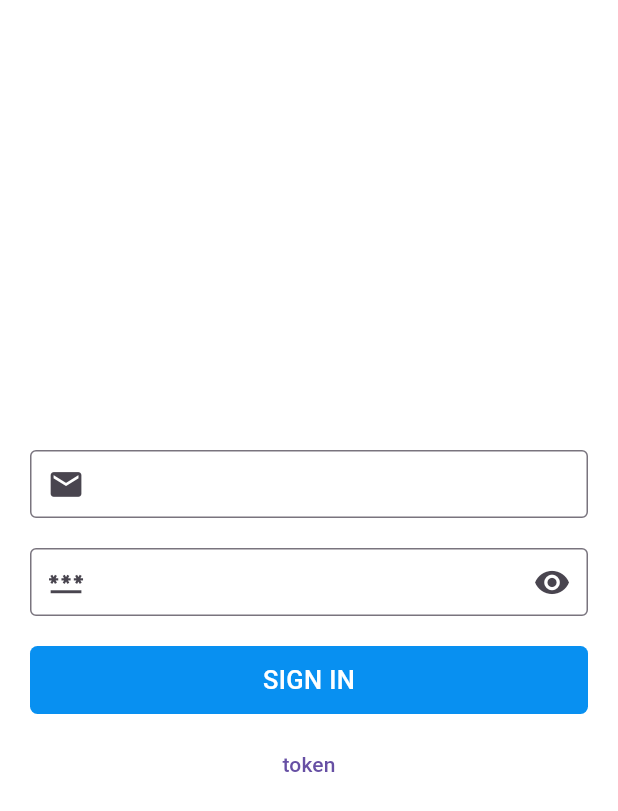
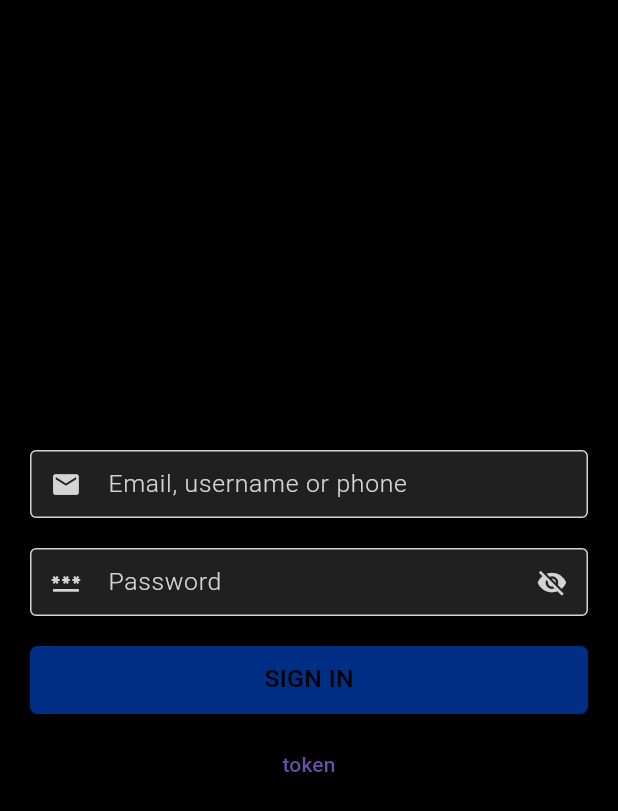
Before and after one commit to dinodtharinda/kleen-mobile-flutter, a Flutter app: the screen it shows after launch, on a phone screen of 412 x 824 dp. Shown: the top 811 px of the screen. Run offline on Flutter 3.47's test engine with Material 3 defaults, Android fonts, the phone set to English and light mode, and no system bars; our stand-ins replace cross_file, get, shared_preferences.

Commit message:
ui added new

```diff
--- a/lib/main.dart
+++ b/lib/main.dart
@@ -12,7 +12,7 @@ void main()async {
   runApp(
     MaterialApp(
       debugShowCheckedModeBanner: false,
-      theme: AppThemes.lightTheme,
+      theme: AppThemes.darkTheme,
       home: const SignInScreen(),
     ),
   );
--- a/lib/utils/constant/dimensions.dart
+++ b/lib/utils/constant/dimensions.dart
@@ -24,7 +24,19 @@ class Dimensions {
   static const double RADIUS_EXTRA_LARGE = 20.0;
 
 
-  static double r_iconSize(BuildContext context){
-    return MediaQuery.of(context).size.width * 0.06;
+  static double R_ICON_SIZE(BuildContext context){
+    return MediaQuery.of(context).size.width * 0.05;
   }
+
+    static double R_FONT_SIZE_DEFAULT(BuildContext context){
+    return MediaQuery.of(context).size.width * 0.04;
+  }
+
+
+  static const FontWeight FONT_WEIGHT_EXTASMALL = FontWeight.w200;
+  static const FontWeight FONT_WEIGHT_SMALL = FontWeight.w300;
+
+  static const FontWeight FONT_WEIGHT_DEFAULT = FontWeight.w400;
+  static const FontWeight FONT_WEIGHT_LARGE = FontWeight.w700;
+
 }
--- a/lib/utils/custom/app_custom.dart
+++ /dev/null
@@ -1,154 +0,0 @@
-// ignore_for_file: avoid_print, prefer_function_declarations_over_variables, no_leading_underscores_for_local_identifiers, unused_local_variable
-
-import 'package:flutter/material.dart';
-import '../constant/dimensions.dart';
-import '../themes/app_colors.dart';
-
-
-
-class CustomAppBar extends StatelessWidget implements PreferredSizeWidget {
-  const CustomAppBar({
-    super.key,
-    this.title = "",
-    this.actions = const [],
-    this.leading = const SizedBox(),
-    this.fontSize = 17,
-    this.fontWeight = FontWeight.w700,
-  });
-  final String title;
-  final List<Widget> actions;
-  final Widget leading;
-  final double fontSize;
-  final FontWeight fontWeight;
-
-  @override
-  Widget build(BuildContext context) {
-    return AppBar(
-      centerTitle: true,
-      actions: actions,
-      leading: leading,
-      elevation: 0,
-      title: Text(
-        title,
-        style: TextStyle(fontWeight: fontWeight, fontSize: fontSize),
-      ),
-    );
-  }
-
-  @override
-  Size get preferredSize => const Size(double.infinity, kToolbarHeight);
-}
-
-class CustomButton extends StatelessWidget {
-  final Color color;
-  final String title;
-  final VoidCallback onTap;
-  final bool isLoading;
-  final bool disabled;
-  const CustomButton(
-      {super.key,
-      this.color = AppColor.primaryColor,
-      required this.title,
-      required this.onTap,
-      this.isLoading = false,
-      this.disabled = false});
-
-  @override
-  Widget build(BuildContext context) {
-    final Color _lightColor = Theme.of(context).primaryColorLight;
-    final Color _darkColor = Theme.of(context).primaryColorLight;
-
-    return GestureDetector(
-      onTap: !disabled
-          ? onTap
-          : () {
-              print("Button Disabled!");
-            },
-      child: Container(
-        margin: const EdgeInsets.all(10),
-        width: double.infinity,
-        height: MediaQuery.of(context).size.width * 0.11,
-        decoration: BoxDecoration(
-          color: isLoading || disabled ? color.withOpacity(0.6) : color,
-          borderRadius: BorderRadius.circular(
-            Dimensions.RADIUS_SMALL,
-          ),
-        ),
-        child: Center(
-            child: isLoading
-                ? SizedBox(
-                    width: 25,
-                    height: 25,
-                    child: CircularProgressIndicator(
-                      color: _lightColor,
-                      strokeWidth: 2,
-                    ),
-                  )
-                : Text(
-                    title,
-                    style: TextStyle(
-                        color: _lightColor,
-                        fontSize: Dimensions.FONT_SIZE_BUTTON,
-                        fontWeight: FontWeight.w500),
-                  )),
-      ),
-    );
-  }
-}
-
-class CustomField extends StatelessWidget {
-  const CustomField({super.key});
-  @override
-  Widget build(BuildContext context) {
-    final _sigInFormKey = GlobalKey<FormState>();
-    return Container(
-      margin: const EdgeInsets.all(10),
-      height: MediaQuery.of(context).size.width * 0.11,
-      child: TextField(
-        textAlignVertical: TextAlignVertical.center,
-        decoration: InputDecoration(
-          contentPadding: EdgeInsetsDirectional.zero,
-          prefixIcon: Icon(
-            Icons.email,
-            size: Dimensions.r_iconSize(context),
-          ),
-          focusColor: AppColor.primaryColor,
-          border: const OutlineInputBorder(
-            borderSide: BorderSide(color: Colors.grey),
-          ),
-        ),
-      ),
-    );
-  }
-}
-
-class CustomPasswordField extends StatelessWidget {
-  const CustomPasswordField({super.key});
-  @override
-  Widget build(BuildContext context) {
-    final _sigInFormKey = GlobalKey<FormState>();
-    return Container(
-      margin: const EdgeInsets.all(10),
-      height: MediaQuery.of(context).size.width * 0.11,
-      child: TextField(
-        obscureText: true,
-        textAlignVertical: TextAlignVertical.center,
-        decoration: InputDecoration(
-          suffixIcon: Icon(
-            Icons.remove_red_eye_rounded,
-            size: Dimensions.r_iconSize(context),
-          ),
-          contentPadding: EdgeInsetsDirectional.zero,
-          prefixIcon: Icon(
-            Icons.password,
-            size: Dimensions.r_iconSize(context),
-          ),
-          focusColor: AppColor.primaryColor,
-          border: const OutlineInputBorder(
-            borderSide: BorderSide(color: Colors.grey),
-          ),
-        ),
-      ),
-    );
-  }
-}
--- /dev/null
+++ b/lib/utils/custom/app_custom_widgets.dart
@@ -0,0 +1,273 @@
+// ignore_for_file: avoid_print, prefer_function_declarations_over_variables, no_leading_underscores_for_local_identifiers, unused_local_variable, unused_field
+
+import 'package:flutter/material.dart';
+import '../constant/dimensions.dart';
+import '../themes/app_colors.dart';
+
+class CustomAppBar extends StatelessWidget implements PreferredSizeWidget {
+  const CustomAppBar({
+    super.key,
+    this.title = "",
+    this.actions = const [],
+    this.leading = const SizedBox(),
+    this.fontSize = 17,
+    this.fontWeight = FontWeight.w700,
+  });
+  final String title;
+  final List<Widget> actions;
+  final Widget leading;
+  final double fontSize;
+  final FontWeight fontWeight;
+
+  @override
+  Widget build(BuildContext context) {
+    return AppBar(
+      centerTitle: true,
+      actions: actions,
+      leading: leading,
+      elevation: 0,
+      title: Text(
+        title,
+        style: TextStyle(fontWeight: fontWeight, fontSize: fontSize),
+      ),
+    );
+  }
+
+  @override
+  Size get preferredSize => const Size(double.infinity, kToolbarHeight);
+}
+
+class CustomButton extends StatelessWidget {
+  final Color color;
+  final String title;
+  final VoidCallback onTap;
+  final bool isLoading;
+  final bool disabled;
+  const CustomButton(
+      {super.key,
+      this.color = CustomColor.primaryColor,
+      required this.title,
+      required this.onTap,
+      this.isLoading = false,
+      this.disabled = false});
+
+  @override
+  Widget build(BuildContext context) {
+    final Color _lightColor = Theme.of(context).primaryColorLight;
+    final Color _darkColor = Theme.of(context).primaryColorDark;
+
+    return GestureDetector(
+      onTap: !disabled
+          ? onTap
+          : () {
+              print("Button Disabled!");
+            },
+      child: Container(
+        margin: const EdgeInsets.all(10),
+        width: double.infinity,
+        height: MediaQuery.of(context).size.width * 0.11,
+        decoration: BoxDecoration(
+          color: isLoading || disabled ? color.withOpacity(0.6) : color,
+          borderRadius: BorderRadius.circular(
+            Dimensions.RADIUS_SMALL,
+          ),
+        ),
+        child: Center(
+            child: isLoading
+                ? SizedBox(
+                    width: 25,
+                    height: 25,
+                    child: CircularProgressIndicator(
+                      color: _lightColor,
+                      strokeWidth: 2,
+                    ),
+                  )
+                : Text(
+                    title,
+                    style: TextStyle(
+                        color: _lightColor,
+                        fontSize: Dimensions.R_FONT_SIZE_DEFAULT(context),
+                        fontWeight: FontWeight.w500),
+                  )),
+      ),
+    );
+  }
+}
+
+class CustomField extends StatefulWidget {
+  const CustomField(
+      {super.key, required this.controller, this.hint = "", this.icon});
+
+  final TextEditingController controller;
+  final String hint;
+  final IconData? icon;
+
+  @override
+  State<CustomField> createState() => _CustomFieldState();
+}
+
+class _CustomFieldState extends State<CustomField> {
+  final FocusNode _focusNode = FocusNode();
+  bool _isFocused = false;
+  @override
+  void initState() {
+    super.initState();
+
+    _focusNode.addListener(() {
+      setState(() {
+        _isFocused = _focusNode.hasFocus;
+      });
+    });
+  }
+
+  @override
+  void dispose() {
+    _focusNode.dispose();
+    super.dispose();
+  }
+
+  @override
+  Widget build(BuildContext context) {
+    final Color _lightColor = Theme.of(context).primaryColorLight;
+    final Color _darkColor = Theme.of(context).primaryColorDark;
+    return Container(
+      margin: const EdgeInsets.all(10),
+      height: MediaQuery.of(context).size.width * 0.11,
+      child: TextField(
+        controller: widget.controller,
+        focusNode: _focusNode,
+        textAlignVertical: TextAlignVertical.center,
+        style: TextStyle(
+            color: _darkColor,
+            fontWeight: Dimensions.FONT_WEIGHT_DEFAULT,
+            fontSize: Dimensions.R_FONT_SIZE_DEFAULT(context)),
+        cursorColor: CustomColor.customGrey,
+        cursorWidth: 0.9,
+        decoration: InputDecoration(
+          filled: true,
+          fillColor: CustomColor.customGrey.withOpacity(0.154),
+          hintText: widget.hint,
+          hintStyle: const TextStyle(
+              color: CustomColor.customGrey,
+              fontWeight: Dimensions.FONT_WEIGHT_SMALL),
+          contentPadding: EdgeInsetsDirectional.zero,
+          prefixIconColor:
+              // _isFocused ? CustomColor.primaryColor :
+              CustomColor.customGrey,
+          prefixIcon: Icon(
+            widget.icon,
+            size: Dimensions.R_ICON_SIZE(context),
+          ),
+          focusColor: CustomColor.primaryColor,
+          focusedBorder: const OutlineInputBorder(
+            borderSide: BorderSide(color: CustomColor.customGrey, width: 1),
+          ),
+          enabledBorder: const OutlineInputBorder(
+            borderSide: BorderSide(color: CustomColor.customGrey, width: 1),
+          ),
+          border: const OutlineInputBorder(
+            borderSide: BorderSide(color: CustomColor.customGrey, width: 2),
+          ),
+        ),
+      ),
+    );
+  }
+}
+
+class CustomPasswordField extends StatefulWidget {
+  const CustomPasswordField(
+      {super.key, required this.controller, this.hint = "", this.icon});
+
+  final TextEditingController controller;
+  final String hint;
+  final IconData? icon;
+
+  @override
+  State<CustomPasswordField> createState() => _CustomPasswordFieldState();
+}
+
+class _CustomPasswordFieldState extends State<CustomPasswordField> {
+  final FocusNode _focusNode = FocusNode();
+  bool _isFocused = false;
+  bool _showPassword = false;
+  @override
+  void initState() {
+    super.initState();
+
+    _focusNode.addListener(() {
+      setState(() {
+        _isFocused = _focusNode.hasFocus;
+      });
+    });
+  }
+
+  @override
+  void dispose() {
+    _focusNode.dispose();
+    super.dispose();
+  }
+
+  @override
+  Widget build(BuildContext context) {
+    final Color _lightColor = Theme.of(context).primaryColorLight;
+    final Color _darkColor = Theme.of(context).primaryColorDark;
+    return Container(
+      margin: const EdgeInsets.all(10),
+      height: MediaQuery.of(context).size.width * 0.11,
+      child: TextField(
+        controller: widget.controller,
+        focusNode: _focusNode,
+        textAlignVertical: TextAlignVertical.center,
+        style: TextStyle(
+            color: _darkColor,
+            fontWeight: Dimensions.FONT_WEIGHT_DEFAULT,
+            fontSize: Dimensions.R_FONT_SIZE_DEFAULT(context)),
+        cursorColor: CustomColor.customGrey,
+        cursorWidth: 0.9,
+        obscureText: !_showPassword,
+        decoration: InputDecoration(
+          filled: true,
+          fillColor: CustomColor.customGrey.withOpacity(0.154),
+          hintText: widget.hint,
+          hintStyle: const TextStyle(
+              color: CustomColor.customGrey,
+              fontWeight: Dimensions.FONT_WEIGHT_SMALL),
+          contentPadding: EdgeInsetsDirectional.zero,
+          prefixIconColor:
+              // _isFocused ? CustomColor.primaryColor :
+              CustomColor.customGrey,
+          prefixIcon: Icon(
+            widget.icon,
+            size: Dimensions.R_ICON_SIZE(context),
+          ),
+          focusColor: CustomColor.primaryColor,
+          focusedBorder: const OutlineInputBorder(
+            borderSide: BorderSide(color: CustomColor.customGrey, width: 1),
+          ),
+          enabledBorder: const OutlineInputBorder(
+            borderSide: BorderSide(color: CustomColor.customGrey, width: 1),
+          ),
+          border: const OutlineInputBorder(
+            borderSide: BorderSide(color: CustomColor.customGrey, width: 2),
+          ),
+          suffixIcon: IconButton(
+            icon: Icon(
+              _showPassword ? Icons.visibility : Icons.visibility_off,
+              size: Dimensions.R_ICON_SIZE(context),
+              color: CustomColor.customGrey,
+            ),
+            onPressed: () {
+              setState(() {
+                _showPassword = !_showPassword;
+              });
+            },
+          ),
+        ),
+      ),
+    );
+  }
+}
+
+
+
+//hello
--- a/lib/utils/themes/app_colors.dart
+++ b/lib/utils/themes/app_colors.dart
@@ -1,9 +1,11 @@
 import 'package:flutter/material.dart';
 
-class AppColor{
- static const Color primaryColor = Color(0xFF0890F1);
+class CustomColor{
+ static const Color primaryColor = Color.fromARGB(255, 0, 46, 132);
  static const Color secondaryColor = Color(0xFFFFD06D);
  static const Color backColor = Colors.black;
  static const Color lightColor = Colors.white;
  static const Color darkColor = Colors.black;
+ static const Color customGrey = Color.fromARGB(255, 212, 212, 212);
+
 }
--- a/lib/utils/themes/themes.dart
+++ b/lib/utils/themes/themes.dart
@@ -1,25 +1,27 @@
 import 'package:flutter/material.dart';
 import 'app_colors.dart';
 
-
 class AppThemes {
   static ThemeData lightTheme = ThemeData.light().copyWith(
-    scaffoldBackgroundColor: AppColor.lightColor,
-    primaryColor: AppColor.primaryColor,
-    appBarTheme: const AppBarTheme(color: AppColor.lightColor),
+
+
+    scaffoldBackgroundColor: CustomColor.lightColor,
+    primaryColor: CustomColor.primaryColor,
+    appBarTheme: const AppBarTheme(color: CustomColor.lightColor),
 
     //dark mode
-    primaryColorLight: AppColor.lightColor,
-    primaryColorDark: AppColor.darkColor,
+    primaryColorLight: CustomColor.lightColor,
+    primaryColorDark: CustomColor.darkColor,
   );
 
-   static ThemeData darkTheme = ThemeData.light().copyWith(
-    scaffoldBackgroundColor: AppColor.darkColor,
-    primaryColor: AppColor.primaryColor,
-    appBarTheme: const AppBarTheme(color: AppColor.darkColor),
+  static ThemeData darkTheme = ThemeData.light().copyWith(
+
+    scaffoldBackgroundColor: CustomColor.darkColor,
+    primaryColor: CustomColor.primaryColor,
+    appBarTheme: const AppBarTheme(color: CustomColor.darkColor),
 
     //dark mode
-    primaryColorLight: AppColor.darkColor,
-    primaryColorDark: AppColor.lightColor,
+    primaryColorLight: CustomColor.darkColor,
+    primaryColorDark: CustomColor.lightColor,
   );
 }
--- a/lib/views/screens/auth/sign_in_screen.dart
+++ b/lib/views/screens/auth/sign_in_screen.dart
@@ -3,23 +3,17 @@ import 'package:flutter/material.dart';
 import 'package:get/get.dart';
 import 'package:kleen/controllers/auth_controller.dart';
 
-import 'package:kleen/utils/custom/app_custom.dart';
+import 'package:kleen/utils/custom/app_custom_widgets.dart';
 import 'package:shared_preferences/shared_preferences.dart';
 
 import '../../../utils/constant/app_constants.dart';
 
-class SignInScreen extends StatefulWidget {
+class SignInScreen extends StatelessWidget {
   const SignInScreen({super.key});
   @override
-  State<SignInScreen> createState() => _SignInScreenState();
-}
-
-class _SignInScreenState extends State<SignInScreen> {
-  TextEditingController emailController = TextEditingController();
-  TextEditingController passwordController = TextEditingController();
-
-  @override
   Widget build(BuildContext context) {
+    TextEditingController emailController = TextEditingController();
+    TextEditingController passwordController = TextEditingController();
     return Scaffold(
       body: GetBuilder<AuthController>(
         builder: (authController) {
@@ -29,14 +23,16 @@ class _SignInScreenState extends State<SignInScreen> {
               child: Column(
                 mainAxisAlignment: MainAxisAlignment.center,
                 children: [
-                  // TextField(
-                  //   controller: emailController,
-                  // ),
-                  // TextField(
-                  //   controller: passwordController,
-                  // ),
-                  CustomField(),
-                  CustomPasswordField(),
+                  CustomField(
+                    icon: Icons.email,
+                    controller: emailController,
+                    hint: "Email, username or phone",
+                  ),
+                  CustomPasswordField(
+                    icon: Icons.password,
+                    controller: passwordController,
+                    hint: "Password",
+                  ),
                   CustomButton(
                     title: "SIGN IN",
                     isLoading: authController.isLoading,
@@ -45,7 +41,6 @@ class _SignInScreenState extends State<SignInScreen> {
                           passwordController, context);
                     },
                   ),
-
                   TextButton(
                       onPressed: () async {
                         SharedPreferences sharedPreferences =
```
